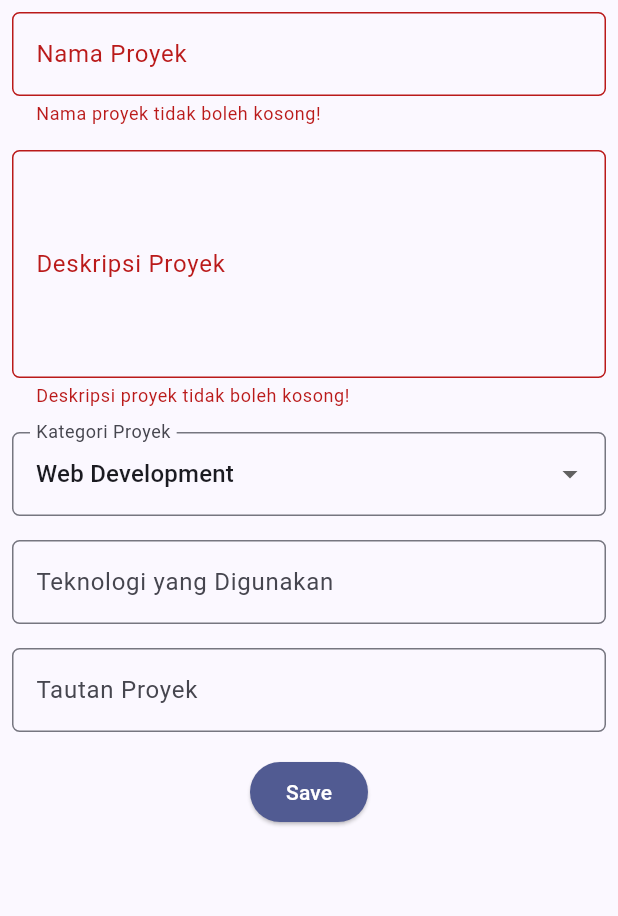
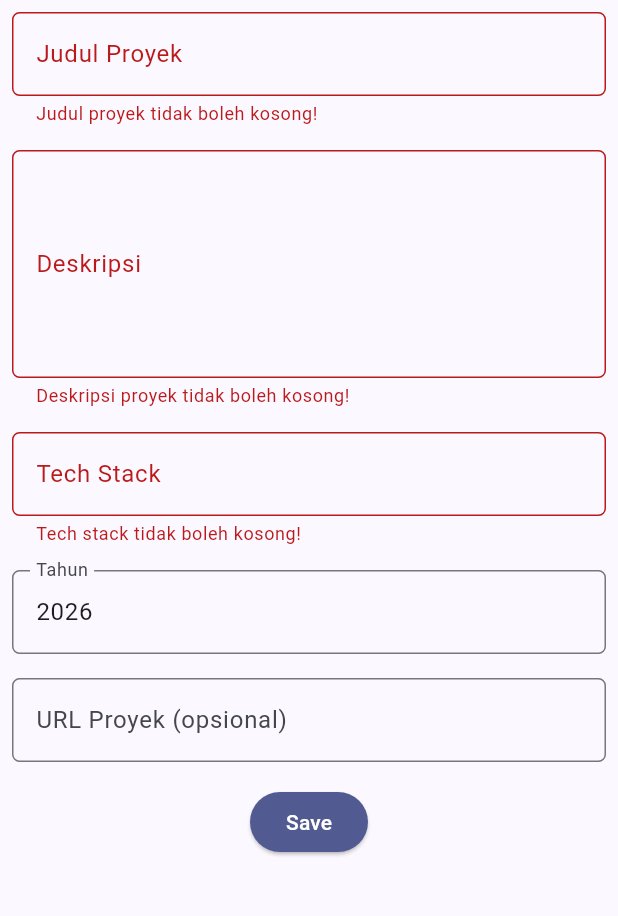
Before and after one commit to muhrayyan43/myportofolio_mobile, a Flutter app: the ProjectFormPage screen opened directly, after a tap on "Save", on a phone screen of 412 x 824 dp, the part 84-1000 px from its top. Run offline on Flutter 3.47's test engine with Material 3 defaults, Android fonts, the phone set to English and light mode, and no system bars; our stand-ins replace material_ui; generated files the repository leaves out were written again.

Commit message:
feat: post the project form with token auth

```diff
--- a/lib/screens/project_form.dart
+++ b/lib/screens/project_form.dart
@@ -1,15 +1,15 @@
 import 'package:material_ui/material_ui.dart';
+import 'package:myportofolio_mobile/models/project.dart';
 import 'package:myportofolio_mobile/screens/menu.dart';
+import 'package:myportofolio_mobile/services/api_client.dart';
+import 'package:myportofolio_mobile/services/auth_state.dart';
+import 'package:myportofolio_mobile/widgets/auth_guard.dart';
 import 'package:myportofolio_mobile/widgets/left_drawer.dart';
+import 'package:provider/provider.dart';
 
-/// Tinggi yang disisakan di bawah form agar tombol Save bisa digulir ke atas
-/// SnackBar yang masih tampil setelah berpindah dari halaman utama.
+/// Ruang di bawah form agar tombol Save bisa digulir melewati SnackBar.
 const double _snackBarClearance = 56;
 
-/// Halaman form untuk menambahkan proyek baru.
-///
-/// Data belum disimpan ke database. Setelah lolos validasi, isian ditampilkan
-/// pada pop-up, lalu form dikosongkan saat pop-up ditutup dengan tombol OK.
 class ProjectFormPage extends StatefulWidget {
   const ProjectFormPage({super.key});
 
@@ -18,35 +18,148 @@ class ProjectFormPage extends StatefulWidget {
 }
 
 class _ProjectFormPageState extends State<ProjectFormPage> {
-  static const String _defaultCategory = 'Web Development';
+  final _formKey = GlobalKey<FormState>();
+  final String _defaultYear = '${DateTime.now().year}';
 
-  final _formKey = GlobalKey<FormState>();
+  String _title = '';
+  String _description = '';
+  String _techStack = '';
+  late String _year = _defaultYear;
+  String _url = '';
+  bool _isSubmitting = false;
 
-  String _projectName = "";
-  String _description = "";
-  String _category = _defaultCategory;
-  String _technologies = "";
-  String _projectLink = "";
-
-  final List<String> _categories = [
-    'Web Development',
-    'Mobile Development',
-    'Machine Learning',
-    'Data Science',
-    'Other',
-  ];
-
-  /// Mengosongkan field sekaligus nilai yang tersimpan, supaya isian lama
-  /// tidak muncul lagi pada pop-up berikutnya.
   void _resetForm() {
     _formKey.currentState!.reset();
     setState(() {
-      _projectName = "";
-      _description = "";
-      _category = _defaultCategory;
-      _technologies = "";
-      _projectLink = "";
+      _title = '';
+      _description = '';
+      _techStack = '';
+      _year = _defaultYear;
+      _url = '';
     });
+  }
+
+  String? Function(String?) _required(String message) {
+    return (value) => value == null || value.trim().isEmpty ? message : null;
+  }
+
+  String? _validateYear(String? value) {
+    final year = int.tryParse(value?.trim() ?? '');
+    if (year == null) return 'Tahun harus berupa angka!';
+    if (year < 1900 || year > DateTime.now().year + 1) return 'Tahun tidak valid!';
+    return null;
+  }
+
+  String? _validateUrl(String? value) {
+    final text = value?.trim() ?? '';
+    if (text.isEmpty) return null;
+    final uri = Uri.tryParse(text);
+    final valid =
+        uri != null && (uri.scheme == 'http' || uri.scheme == 'https') && uri.host.isNotEmpty;
+    return valid ? null : 'URL harus diawali http:// atau https://';
+  }
+
+  void _showMessage(String message) {
+    ScaffoldMessenger.of(context)
+      ..hideCurrentSnackBar()
+      ..showSnackBar(SnackBar(content: Text(message)));
+  }
+
+  Future<void> _submit() async {
+    if (!_formKey.currentState!.validate()) return;
+    final api = context.read<ApiClient>();
+    final auth = context.read<AuthState>();
+    if (!await ensureLoggedIn(context)) return;
+    final token = auth.token;
+    if (!mounted || token == null) return;
+
+    final url = _url.trim();
+    final project = Project(
+      title: _title.trim(),
+      description: _description.trim(),
+      techStack: _techStack.trim(),
+      year: int.parse(_year.trim()),
+      url: url.isEmpty ? null : url,
+    );
+
+    setState(() {
+      _isSubmitting = true;
+    });
+    try {
+      final saved = await api.createProject(project, token: token);
+      if (!mounted) return;
+      setState(() {
+        _isSubmitting = false;
+      });
+      await _showSaved(saved);
+    } on ApiException catch (error) {
+      if (!mounted) return;
+      if (error.isUnauthorized) {
+        auth.clearSession();
+        _showMessage('Sesi login berakhir. Silakan login lagi.');
+        await ensureLoggedIn(context);
+      } else if (error.statusCode == 403) {
+        _showMessage('Akun ini tidak punya izin menambah proyek.');
+      } else {
+        _showMessage('Gagal menyimpan proyek (status ${error.statusCode}).');
+      }
+    } on Exception {
+      if (!mounted) return;
+      _showMessage('Tidak dapat terhubung ke server.');
+    } finally {
+      if (mounted) {
+        setState(() {
+          _isSubmitting = false;
+        });
+      }
+    }
+  }
+
+  Future<void> _showSaved(Project project) async {
+    await showDialog<void>(
+      context: context,
+      builder: (context) => AlertDialog(
+        title: const Text('Proyek berhasil disimpan!'),
+        content: SingleChildScrollView(
+          child: Column(
+            crossAxisAlignment: CrossAxisAlignment.start,
+            mainAxisSize: MainAxisSize.min,
+            children: [
+              Text('Judul: ${project.title}'),
+              Text('Tech stack: ${project.techStack}'),
+              Text('Tahun: ${project.year}'),
+              Text('URL: ${project.url ?? '-'}'),
+            ],
+          ),
+        ),
+        actions: [TextButton(onPressed: () => Navigator.pop(context), child: const Text('OK'))],
+      ),
+    );
+    if (mounted) _resetForm();
+  }
+
+  Widget _field({
+    required String label,
+    required ValueChanged<String> onChanged,
+    String? initialValue,
+    int maxLines = 1,
+    TextInputType? keyboardType,
+    FormFieldValidator<String>? validator,
+  }) {
+    return Padding(
+      padding: const EdgeInsets.all(8),
+      child: TextFormField(
+        initialValue: initialValue,
+        maxLines: maxLines,
+        keyboardType: keyboardType,
+        decoration: InputDecoration(
+          labelText: label,
+          border: OutlineInputBorder(borderRadius: BorderRadius.circular(5)),
+        ),
+        onChanged: onChanged,
+        validator: validator,
+      ),
+    );
   }
 
   @override
@@ -67,154 +180,51 @@ class _ProjectFormPageState extends State<ProjectFormPage> {
                 child: Column(
                   crossAxisAlignment: CrossAxisAlignment.start,
                   children: [
-                    // === Project Name ===
-                    Padding(
-                      padding: const EdgeInsets.all(8.0),
-                      child: TextFormField(
-                        decoration: InputDecoration(
-                          hintText: "Nama Proyek",
-                          labelText: "Nama Proyek",
-                          border: OutlineInputBorder(borderRadius: BorderRadius.circular(5.0)),
-                        ),
-                        onChanged: (String? value) {
-                          setState(() {
-                            _projectName = value!;
-                          });
-                        },
-                        validator: (String? value) {
-                          if (value == null || value.trim().isEmpty) {
-                            return "Nama proyek tidak boleh kosong!";
-                          }
-                          return null;
-                        },
-                      ),
+                    _field(
+                      label: 'Judul Proyek',
+                      onChanged: (value) => _title = value,
+                      validator: _required('Judul proyek tidak boleh kosong!'),
                     ),
-
-                    // === Description ===
-                    Padding(
-                      padding: const EdgeInsets.all(8.0),
-                      child: TextFormField(
-                        maxLines: 5,
-                        decoration: InputDecoration(
-                          hintText: "Deskripsi Proyek",
-                          labelText: "Deskripsi Proyek",
-                          border: OutlineInputBorder(borderRadius: BorderRadius.circular(5.0)),
-                        ),
-                        onChanged: (String? value) {
-                          setState(() {
-                            _description = value!;
-                          });
-                        },
-                        validator: (String? value) {
-                          if (value == null || value.trim().isEmpty) {
-                            return "Deskripsi proyek tidak boleh kosong!";
-                          }
-                          return null;
-                        },
-                      ),
+                    _field(
+                      label: 'Deskripsi',
+                      maxLines: 5,
+                      onChanged: (value) => _description = value,
+                      validator: _required('Deskripsi proyek tidak boleh kosong!'),
                     ),
-
-                    // === Category ===
-                    Padding(
-                      padding: const EdgeInsets.all(8.0),
-                      child: DropdownButtonFormField<String>(
-                        decoration: InputDecoration(
-                          labelText: "Kategori Proyek",
-                          border: OutlineInputBorder(borderRadius: BorderRadius.circular(5.0)),
-                        ),
-                        initialValue: _defaultCategory,
-                        isExpanded: true,
-                        items: _categories
-                            .map(
-                              (category) =>
-                                  DropdownMenuItem(value: category, child: Text(category)),
-                            )
-                            .toList(),
-                        onChanged: (String? newValue) {
-                          setState(() {
-                            _category = newValue!;
-                          });
-                        },
-                      ),
+                    _field(
+                      label: 'Tech Stack',
+                      onChanged: (value) => _techStack = value,
+                      validator: _required('Tech stack tidak boleh kosong!'),
                     ),
-
-                    // === Technologies ===
-                    Padding(
-                      padding: const EdgeInsets.all(8.0),
-                      child: TextFormField(
-                        decoration: InputDecoration(
-                          hintText: "Contoh: Flutter, Django, Figma",
-                          labelText: "Teknologi yang Digunakan",
-                          border: OutlineInputBorder(borderRadius: BorderRadius.circular(5.0)),
-                        ),
-                        onChanged: (String? value) {
-                          setState(() {
-                            _technologies = value!;
-                          });
-                        },
-                      ),
+                    _field(
+                      label: 'Tahun',
+                      initialValue: _defaultYear,
+                      keyboardType: TextInputType.number,
+                      onChanged: (value) => _year = value,
+                      validator: _validateYear,
                     ),
-
-                    // === Project Link ===
-                    Padding(
-                      padding: const EdgeInsets.all(8.0),
-                      child: TextFormField(
-                        decoration: InputDecoration(
-                          hintText: "URL Proyek (opsional)",
-                          labelText: "Tautan Proyek",
-                          border: OutlineInputBorder(borderRadius: BorderRadius.circular(5.0)),
-                        ),
-                        onChanged: (String? value) {
-                          setState(() {
-                            _projectLink = value!;
-                          });
-                        },
-                      ),
+                    _field(
+                      label: 'URL Proyek (opsional)',
+                      keyboardType: TextInputType.url,
+                      onChanged: (value) => _url = value,
+                      validator: _validateUrl,
                     ),
-
-                    // === Tombol Simpan ===
                     Align(
                       alignment: Alignment.bottomCenter,
                       child: Padding(
-                        padding: const EdgeInsets.all(8.0),
+                        padding: const EdgeInsets.all(8),
                         child: ElevatedButton(
                           style: ButtonStyle(
                             backgroundColor: WidgetStateProperty.all(colorScheme.primary),
                           ),
-                          onPressed: () {
-                            if (_formKey.currentState!.validate()) {
-                              showDialog(
-                                context: context,
-                                builder: (context) {
-                                  return AlertDialog(
-                                    title: const Text('Proyek berhasil ditambahkan!'),
-                                    content: SingleChildScrollView(
-                                      child: Column(
-                                        crossAxisAlignment: CrossAxisAlignment.start,
-                                        children: [
-                                          Text('Nama Proyek: $_projectName'),
-                                          Text('Deskripsi: $_description'),
-                                          Text('Kategori: $_category'),
-                                          Text('Teknologi: $_technologies'),
-                                          Text('Tautan: $_projectLink'),
-                                        ],
-                                      ),
-                                    ),
-                                    actions: [
-                                      TextButton(
-                                        child: const Text('OK'),
-                                        onPressed: () {
-                                          Navigator.pop(context);
-                                          _resetForm();
-                                        },
-                                      ),
-                                    ],
-                                  );
-                                },
-                              );
-                            }
-                          },
-                          child: Text("Save", style: TextStyle(color: colorScheme.onPrimary)),
+                          onPressed: _isSubmitting ? null : _submit,
+                          child: _isSubmitting
+                              ? const SizedBox(
+                                  height: 20,
+                                  width: 20,
+                                  child: CircularProgressIndicator(strokeWidth: 2),
+                                )
+                              : Text('Save', style: TextStyle(color: colorScheme.onPrimary)),
                         ),
                       ),
                     ),
```
Also changed, not shown: 2 other files.
